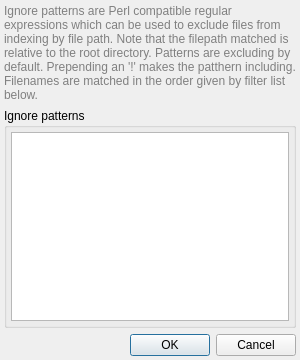
albertlauncher/plugins, file files/src/namefilterdialog.ui: the form before one commit.
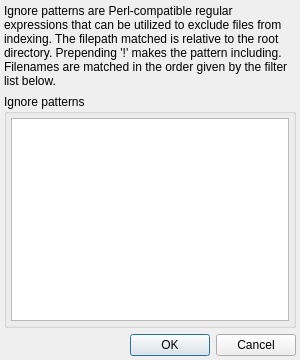
The form after the commit.

What changed in the file:
```diff
--- a/files/src/namefilterdialog.ui
+++ b/files/src/namefilterdialog.ui
@@ -29,7 +29,7 @@
    <item>
     <widget class="QLabel" name="label_2">
      <property name="text">
-      <string>&lt;html&gt;&lt;head/&gt;&lt;body&gt;&lt;p&gt;&lt;span style=&quot; color:#808080;&quot;&gt;Ignore patterns are Perl compatible regular expressions which can be used to exclude files from indexing by file path. Note that the filepath matched is relative to the root directory. Patterns are excluding by default. Prepending an '!' makes the patthern including. Filenames are matched in the order given by filter list below.&lt;/span&gt;&lt;/p&gt;&lt;/body&gt;&lt;/html&gt;</string>
+      <string>Ignore patterns are Perl-compatible regular expressions that can be utilized to exclude files from indexing. The filepath matched is relative to the root directory. Prepending '!' makes the pattern including. Filenames are matched in the order given by the filter list below.</string>
      </property>
      <property name="wordWrap">
       <bool>true</bool>
```
Left out of the diff: 2 changed lines with no effect on the pictures.
